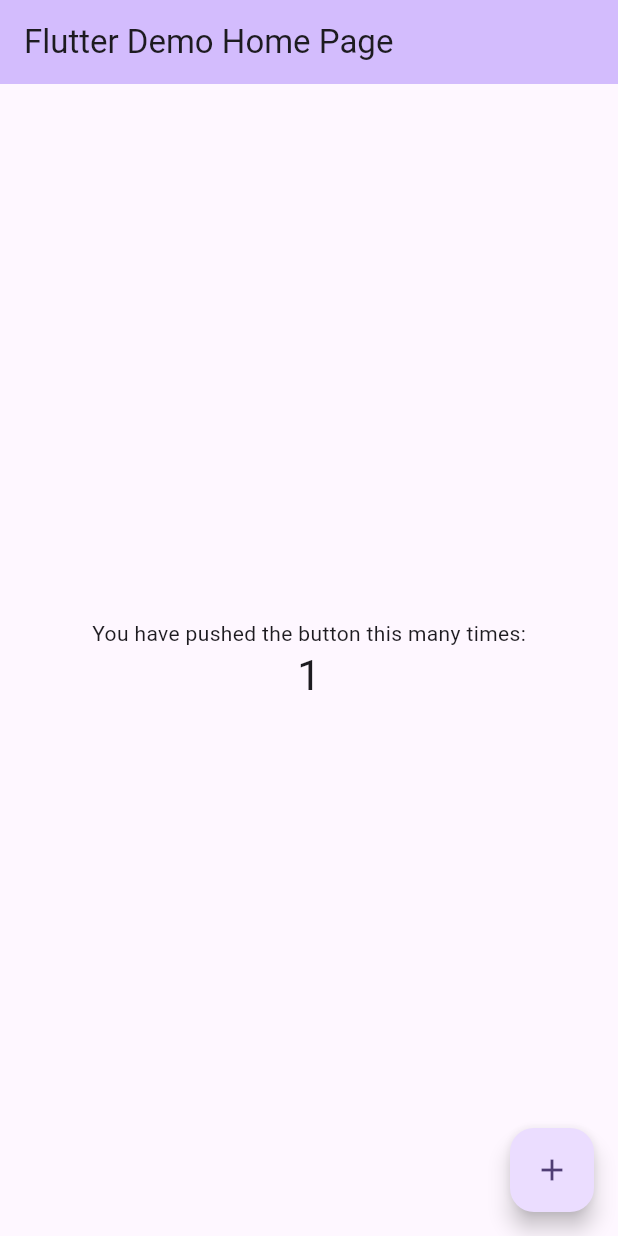
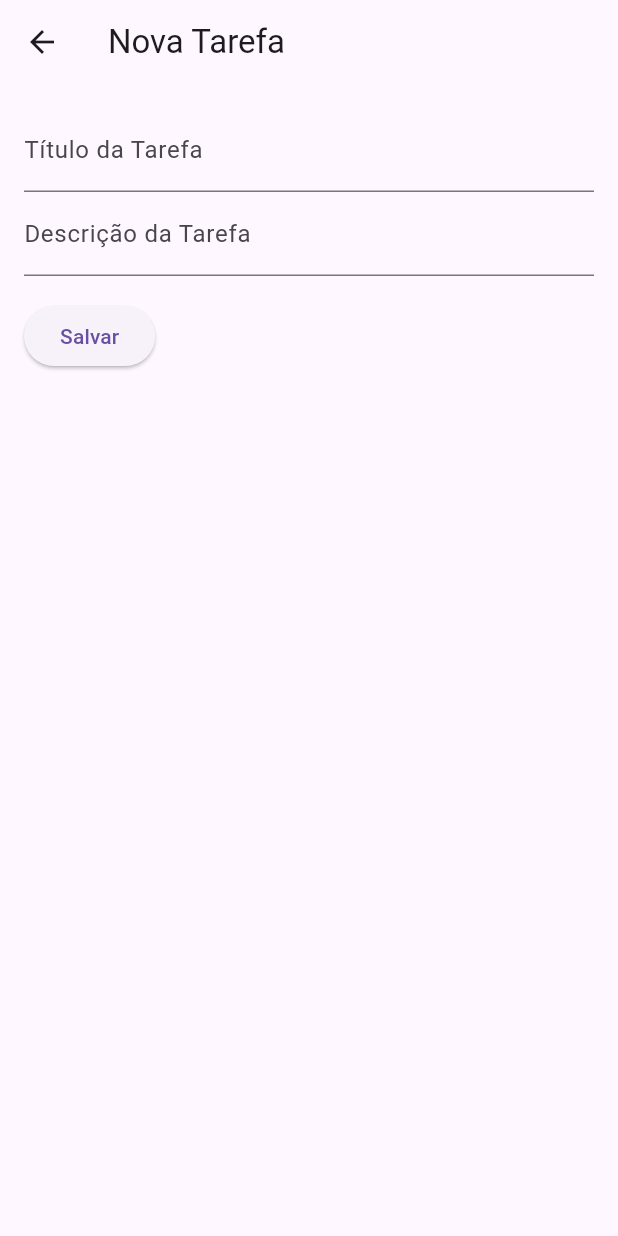
Before and after one commit to eleazaro/Flutter-ToDoList, a Flutter app: the screen it shows after launch, after a tap on the "add" icon, on a phone screen of 412 x 824 dp. Run offline on Flutter 3.47's test engine with Material 3 defaults, Android fonts, the phone set to English and light mode, and no system bars.

Commit message:
First version with mocked data

```diff
--- /dev/null
+++ b/flutter_todolist/lib/domain/entities/tarefa_entity.dart
@@ -0,0 +1,6 @@
+class TarefaEntity {
+  String titulo;
+  String descricao;
+
+  TarefaEntity({required this.titulo, required this.descricao});
+}
--- a/flutter_todolist/lib/main.dart
+++ b/flutter_todolist/lib/main.dart
@@ -1,122 +1,21 @@
 import 'package:flutter/material.dart';
+import 'package:flutter_todolist/presentation/pages/tarefa_page.dart';
 
 void main() {
-  runApp(const MyApp());
+  runApp(MyApp());
 }
 
 class MyApp extends StatelessWidget {
-  const MyApp({super.key});
-
-  // This widget is the root of your application.
   @override
   Widget build(BuildContext context) {
     return MaterialApp(
-      title: 'Flutter Demo',
+      title: 'Gerenciamento de Tarefas',
       theme: ThemeData(
-        // This is the theme of your application.
-        //
-        // TRY THIS: Try running your application with "flutter run". You'll see
-        // the application has a purple toolbar. Then, without quitting the app,
-        // try changing the seedColor in the colorScheme below to Colors.green
-        // and then invoke "hot reload" (save your changes or press the "hot
-        // reload" button in a Flutter-supported IDE, or press "r" if you used
-        // the command line to start the app).
-        //
-        // Notice that the counter didn't reset back to zero; the application
-        // state is not lost during the reload. To reset the state, use hot
-        // restart instead.
-        //
-        // This works for code too, not just values: Most code changes can be
-        // tested with just a hot reload.
-        colorScheme: ColorScheme.fromSeed(seedColor: Colors.deepPurple),
+        primarySwatch: Colors.blue,
+        visualDensity: VisualDensity.adaptivePlatformDensity,
       ),
-      home: const MyHomePage(title: 'Flutter Demo Home Page'),
+      // Defina a página inicial como TarefaPage
+      home: TarefaPage(),
     );
   }
 }
-
-class MyHomePage extends StatefulWidget {
-  const MyHomePage({super.key, required this.title});
-
-  // This widget is the home page of your application. It is stateful, meaning
-  // that it has a State object (defined below) that contains fields that affect
-  // how it looks.
-
-  // This class is the configuration for the state. It holds the values (in this
-  // case the title) provided by the parent (in this case the App widget) and
-  // used by the build method of the State. Fields in a Widget subclass are
-  // always marked "final".
-
-  final String title;
-
-  @override
-  State<MyHomePage> createState() => _MyHomePageState();
-}
-
-class _MyHomePageState extends State<MyHomePage> {
-  int _counter = 0;
-
-  void _incrementCounter() {
-    setState(() {
-      // This call to setState tells the Flutter framework that something has
-      // changed in this State, which causes it to rerun the build method below
-      // so that the display can reflect the updated values. If we changed
-      // _counter without calling setState(), then the build method would not be
-      // called again, and so nothing would appear to happen.
-      _counter++;
-    });
-  }
-
-  @override
-  Widget build(BuildContext context) {
-    // This method is rerun every time setState is called, for instance as done
-    // by the _incrementCounter method above.
-    //
-    // The Flutter framework has been optimized to make rerunning build methods
-    // fast, so that you can just rebuild anything that needs updating rather
-    // than having to individually change instances of widgets.
-    return Scaffold(
-      appBar: AppBar(
-        // TRY THIS: Try changing the color here to a specific color (to
-        // Colors.amber, perhaps?) and trigger a hot reload to see the AppBar
-        // change color while the other colors stay the same.
-        backgroundColor: Theme.of(context).colorScheme.inversePrimary,
-        // Here we take the value from the MyHomePage object that was created by
-        // the App.build method, and use it to set our appbar title.
-        title: Text(widget.title),
-      ),
-      body: Center(
-        // Center is a layout widget. It takes a single child and positions it
-        // in the middle of the parent.
-        child: Column(
-          // Column is also a layout widget. It takes a list of children and
-          // arranges them vertically. By default, it sizes itself to fit its
-          // children horizontally, and tries to be as tall as its parent.
-          //
-          // Column has various properties to control how it sizes itself and
-          // how it positions its children. Here we use mainAxisAlignment to
-          // center the children vertically; the main axis here is the vertical
-          // axis because Columns are vertical (the cross axis would be
-          // horizontal).
-          //
-          // TRY THIS: Invoke "debug painting" (choose the "Toggle Debug Paint"
-          // action in the IDE, or press "p" in the console), to see the
-          // wireframe for each widget.
-          mainAxisAlignment: MainAxisAlignment.center,
-          children: <Widget>[
-            const Text('You have pushed the button this many times:'),
-            Text(
-              '$_counter',
-              style: Theme.of(context).textTheme.headlineMedium,
-            ),
-          ],
-        ),
-      ),
-      floatingActionButton: FloatingActionButton(
-        onPressed: _incrementCounter,
-        tooltip: 'Increment',
-        child: const Icon(Icons.add),
-      ), // This trailing comma makes auto-formatting nicer for build methods.
-    );
-  }
-}
--- /dev/null
+++ b/flutter_todolist/lib/presentation/controllers/tarefa_controller.dart
@@ -0,0 +1,28 @@
+import 'package:flutter/material.dart';
+import 'package:flutter_todolist/domain/entities/tarefa_entity.dart';
+
+class TarefaController extends ChangeNotifier {
+  List<TarefaEntity> _tarefas = [
+    TarefaEntity(titulo: 'Tarefa 1', descricao: 'Descrição da Tarefa 1'),
+    TarefaEntity(titulo: 'Tarefa 2', descricao: 'Descrição da Tarefa 2'),
+    TarefaEntity(titulo: 'Tarefa 3', descricao: 'Descrição da Tarefa 3'),
+    TarefaEntity(titulo: 'Tarefa 4', descricao: 'Descrição da Tarefa 4'),
+  ];
+
+  List<TarefaEntity> get tarefas => _tarefas;
+
+  void adicionarTarefa(TarefaEntity tarefa) {
+    _tarefas.add(tarefa);
+    notifyListeners();
+  }
+
+  void editarTarefa(int index, TarefaEntity tarefa) {
+    _tarefas[index] = tarefa;
+    notifyListeners();
+  }
+
+  void removerTarefa(int index) {
+    _tarefas.removeAt(index);
+    notifyListeners();
+  }
+}
--- /dev/null
+++ b/flutter_todolist/lib/presentation/pages/tarefa_page.dart
@@ -0,0 +1,51 @@
+import 'package:flutter/material.dart';
+import '../controllers/tarefa_controller.dart';
+import '../widgets/tarefa_list_item.dart';
+import '../widgets/tarefa_form_modal.dart';
+
+class TarefaPage extends StatefulWidget {
+  @override
+  _TarefaPageState createState() => _TarefaPageState();
+}
+
+class _TarefaPageState extends State<TarefaPage> {
+  final TarefaController _controller = TarefaController();
+
+  @override
+  Widget build(BuildContext context) {
+    return Scaffold(
+      appBar: AppBar(
+        title: Text("Gerenciamento de Tarefas"),
+        actions: [
+          IconButton(
+            icon: Icon(Icons.add),
+            onPressed: () {
+              Navigator.of(context).push(
+                MaterialPageRoute(
+                  builder:
+                      (context) => TarefaFormModal(controller: _controller),
+                ),
+              );
+            },
+          ),
+        ],
+      ),
+      body: ListenableBuilder(
+        listenable: _controller,
+        builder: (context, child) {
+          return ListView.builder(
+            itemCount: _controller.tarefas.length,
+            itemBuilder: (context, index) {
+              final tarefa = _controller.tarefas[index];
+              return TarefaListItem(
+                tarefa: tarefa,
+                controller: _controller,
+                index: index,
+              );
+            },
+          );
+        },
+      ),
+    );
+  }
+}
--- /dev/null
+++ b/flutter_todolist/lib/presentation/widgets/tarefa_form_modal.dart
@@ -0,0 +1,88 @@
+import 'package:flutter/material.dart';
+import 'package:flutter_todolist/domain/entities/tarefa_entity.dart';
+import '../controllers/tarefa_controller.dart';
+
+class TarefaFormModal extends StatefulWidget {
+  final TarefaController controller;
+  final TarefaEntity? tarefaEditada;
+  final int? index;
+
+  const TarefaFormModal({
+    required this.controller,
+    this.tarefaEditada,
+    this.index,
+    Key? key,
+  }) : super(key: key);
+
+  @override
+  _TarefaFormModalState createState() => _TarefaFormModalState();
+}
+
+class _TarefaFormModalState extends State<TarefaFormModal> {
+  late final TextEditingController _tituloController;
+  late final TextEditingController _descricaoController;
+
+  @override
+  void initState() {
+    super.initState();
+    _tituloController = TextEditingController(
+      text: widget.tarefaEditada?.titulo ?? '',
+    );
+    _descricaoController = TextEditingController(
+      text: widget.tarefaEditada?.descricao ?? '',
+    );
+  }
+
+  @override
+  Widget build(BuildContext context) {
+    return Scaffold(
+      appBar: AppBar(
+        title: Text(
+          widget.tarefaEditada == null ? 'Nova Tarefa' : 'Editar Tarefa',
+        ),
+      ),
+      body: Padding(
+        padding: const EdgeInsets.all(16.0),
+        child: Column(
+          crossAxisAlignment: CrossAxisAlignment.start,
+          children: [
+            TextField(
+              controller: _tituloController,
+              decoration: InputDecoration(labelText: 'Título da Tarefa'),
+            ),
+            TextField(
+              controller: _descricaoController,
+              decoration: InputDecoration(labelText: 'Descrição da Tarefa'),
+            ),
+            SizedBox(height: 16),
+            ElevatedButton(
+              onPressed: () {
+                if (_tituloController.text.isNotEmpty &&
+                    _descricaoController.text.isNotEmpty) {
+                  final novaTarefa = TarefaEntity(
+                    titulo: _tituloController.text,
+                    descricao: _descricaoController.text,
+                  );
+
+                  if (widget.tarefaEditada != null && widget.index != null) {
+                    widget.controller.editarTarefa(widget.index!, novaTarefa);
+                  } else {
+                    widget.controller.adicionarTarefa(novaTarefa);
+                  }
+                  Navigator.pop(context);
+                } else {
+                  ScaffoldMessenger.of(context).showSnackBar(
+                    SnackBar(content: Text('Preencha todos os campos!')),
+                  );
+                }
+              },
+              child: Text(
+                widget.tarefaEditada == null ? 'Salvar' : 'Atualizar',
+              ),
+            ),
+          ],
+        ),
+      ),
+    );
+  }
+}
--- /dev/null
+++ b/flutter_todolist/lib/presentation/widgets/tarefa_list_item.dart
@@ -0,0 +1,55 @@
+import 'package:flutter/material.dart';
+import 'package:flutter_todolist/domain/entities/tarefa_entity.dart';
+import 'package:flutter_todolist/presentation/widgets/tarefa_form_modal.dart';
+import '../controllers/tarefa_controller.dart';
+
+class TarefaListItem extends StatelessWidget {
+  final TarefaEntity tarefa;
+  final TarefaController controller;
+  final int index;
+
+  const TarefaListItem({
+    required this.tarefa,
+    required this.controller,
+    required this.index,
+    Key? key,
+  }) : super(key: key);
+
+  @override
+  Widget build(BuildContext context) {
+    return Dismissible(
+      key: Key(tarefa.titulo),
+      direction: DismissDirection.endToStart,
+      onDismissed: (direction) {
+        controller.removerTarefa(index);
+        ScaffoldMessenger.of(
+          context,
+        ).showSnackBar(SnackBar(content: Text('Tarefa removida')));
+      },
+      background: Container(
+        color: Colors.red,
+        alignment: Alignment.centerRight,
+        padding: EdgeInsets.symmetric(horizontal: 20.0),
+        child: Icon(Icons.delete, color: Colors.white),
+      ),
+      child: ListTile(
+        title: Text(tarefa.titulo),
+        subtitle: Text(tarefa.descricao),
+        trailing: Icon(Icons.check_circle_outline),
+        onTap: () {
+          // Abre o modal de edição
+          Navigator.of(context).push(
+            MaterialPageRoute(
+              builder:
+                  (context) => TarefaFormModal(
+                    controller: controller,
+                    tarefaEditada: tarefa,
+                    index: index,
+                  ),
+            ),
+          );
+        },
+      ),
+    );
+  }
+}
--- a/flutter_todolist/pubspec.yaml
+++ b/flutter_todolist/pubspec.yaml
@@ -34,6 +34,10 @@ dependencies:
   # The following adds the Cupertino Icons font to your application.
   # Use with the CupertinoIcons class for iOS style icons.
   cupertino_icons: ^1.0.8
+
+  equatable: ^2.0.7
+  http: ^1.3.0
+  dartz: ^0.10.1
 
 dev_dependencies:
   flutter_test:
```
Also changed, not shown: 1 other file.
